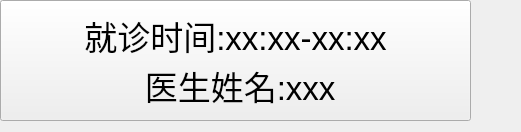
Before: the Qt Designer form self-service-terminals/doctor.ui in monk2846733026/self-server, drawn with Qt 5.
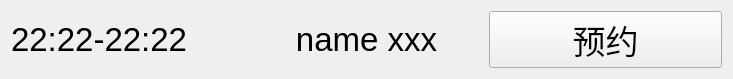
After: the same form once the commit is applied.

Diff of the .ui file:
```diff
--- a/self-service-terminals/doctor.ui
+++ b/self-service-terminals/doctor.ui
@@ -6,8 +6,8 @@
    <rect>
     <x>0</x>
     <y>0</y>
-    <width>521</width>
-    <height>132</height>
+    <width>733</width>
+    <height>69</height>
    </rect>
   </property>
   <property name="font">
@@ -18,20 +18,32 @@
   <property name="windowTitle">
    <string>Form</string>
   </property>
-  <widget class="QPushButton" name="pushButton">
-   <property name="geometry">
-    <rect>
-     <x>0</x>
-     <y>0</y>
-     <width>471</width>
-     <height>121</height>
-    </rect>
-   </property>
-   <property name="text">
-    <string>就诊时间:xx:xx-xx:xx 
- 医生姓名:xxx</string>
-   </property>
-  </widget>
+  <layout class="QGridLayout" name="gridLayout">
+   <item row="0" column="0">
+    <widget class="QLabel" name="label_time">
+     <property name="text">
+      <string>22:22-22:22</string>
+     </property>
+    </widget>
+   </item>
+   <item row="0" column="1">
+    <widget class="QLabel" name="label_name">
+     <property name="text">
+      <string>name xxx</string>
+     </property>
+     <property name="alignment">
+      <set>Qt::AlignCenter</set>
+     </property>
+    </widget>
+   </item>
+   <item row="0" column="2">
+    <widget class="QPushButton" name="pushButton">
+     <property name="text">
+      <string>预约</string>
+     </property>
+    </widget>
+   </item>
+  </layout>
  </widget>
  <resources/>
  <connections/>
```
